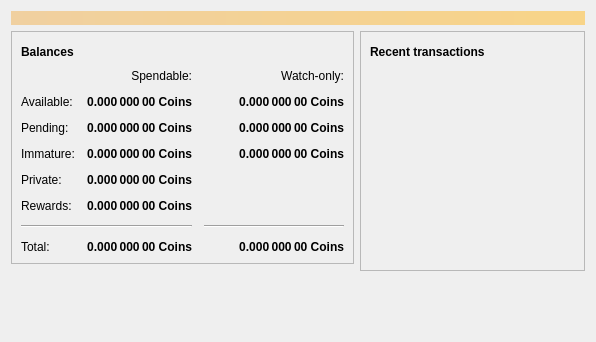
Old version of the form src/qt/forms/overviewpage.ui in the repository DigitalPrice/DP-Wallet.
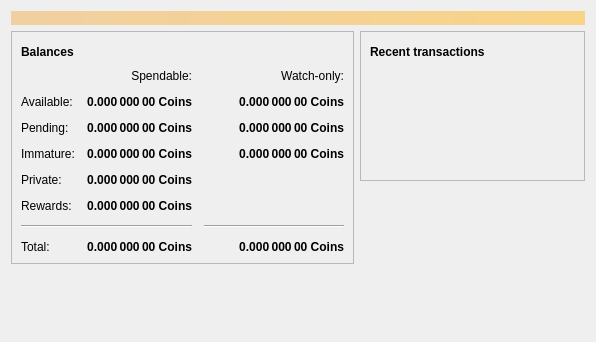
New version of the form. Icons and pictures are not drawn. Custom widgets are drawn as their Qt base class.

Commit message: Merge bitcoin-core/gui#176: Fix TxViewDelegate layout

Diff of the .ui file:
```diff
--- a/src/qt/forms/overviewpage.ui
+++ b/src/qt/forms/overviewpage.ui
@@ -585,6 +585,9 @@
             <property name="horizontalScrollBarPolicy">
              <enum>Qt::ScrollBarAlwaysOff</enum>
             </property>
+            <property name="sizeAdjustPolicy">
+             <enum>QAbstractScrollArea::AdjustToContents</enum>
+            </property>
             <property name="selectionMode">
              <enum>QAbstractItemView::NoSelection</enum>
             </property>
```
The commit also changes 3 other files.
